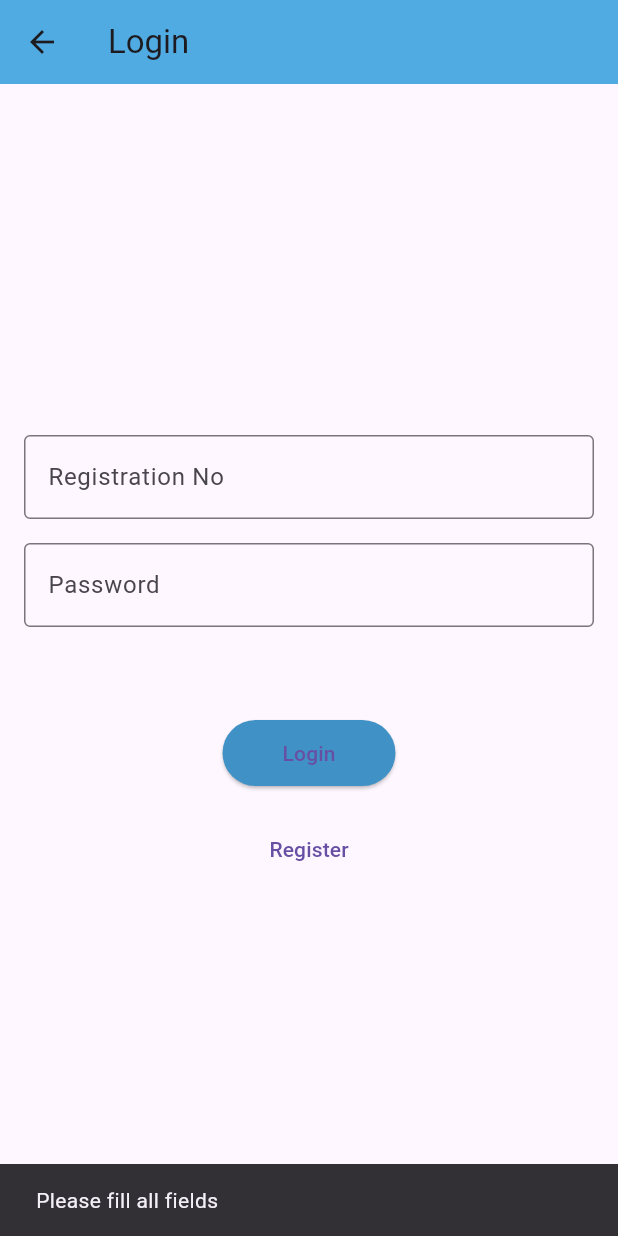
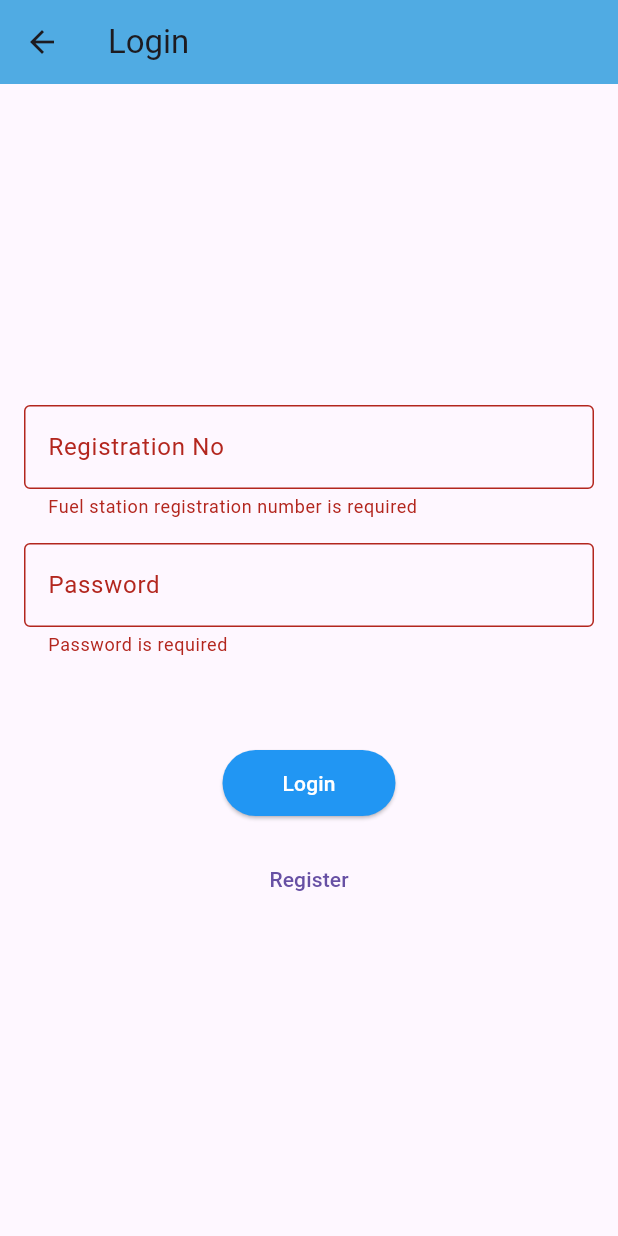
Before and after one commit to pubudu2003060/SENG-22212-Group-Project, a Flutter app: the LoginScreen screen opened by its route, after a tap on "Login", on a phone screen of 412 x 824 dp. Run offline on Flutter 3.47's test engine with Material 3 defaults, Android fonts, the phone set to English and light mode, and no system bars; missing offline and left inert: mobile_scanner.

Commit message:
Add validation and api to login

```diff
--- a/mobile_app/lib/login.dart
+++ b/mobile_app/lib/login.dart
@@ -1,10 +1,70 @@
 import 'package:flutter/material.dart';
+import 'package:http/http.dart' as http;
+import 'dart:convert';
 
-class LoginScreen extends StatelessWidget {
+
+class LoginScreen extends StatefulWidget {
+  const LoginScreen({super.key});
+  @override
+  _LoginScreenState createState() => _LoginScreenState();
+}
+
+class _LoginScreenState extends State<LoginScreen> {
   final TextEditingController regNoController = TextEditingController();
   final TextEditingController passwordController = TextEditingController();
 
-  LoginScreen({super.key});
+  final _formKey = GlobalKey<FormState>();
+
+  String? _validateRegNo(String? value) {
+    if (value == null || value.isEmpty) {
+      return 'Fuel station registration number is required';
+    }
+    if (!RegExp(r'^[a-zA-Z0-9]+$').hasMatch(value)) {
+      return 'Registration number must be alphanumeric';
+    }
+    return null;
+  }
+
+  String? _validatePassword(String? value) {
+    if (value == null || value.isEmpty) {
+      return 'Password is required';
+    }
+    if (value.length < 6) {
+      return 'Password must be at least 6 characters';
+    }
+    return null;
+  }
+
+  Future<void> _submitForm(BuildContext context) async {
+    if (!_formKey.currentState!.validate()) {
+      return;
+    }
+
+    final url = Uri.parse('http://10.0.2.2:8080/api/v1/loginfuelstation');
+
+    final body = json.encode({
+      'regNo': regNoController.text,
+      'password': passwordController.text
+    });
+
+    try {
+      final response = await http.post(
+        url,
+        headers: {'Content-Type': 'application/json'},
+        body: body,
+      );
+
+      if (response.statusCode == 200) {
+        Navigator.pushNamed(context, '/qr_scanner');
+      } else {
+        throw Exception('Failed to login: ${response.body}');
+      }
+    } catch (error) {
+      ScaffoldMessenger.of(context).showSnackBar(
+        SnackBar(content: Text('Error: $error')),
+      );
+    }
+  }
 
   @override
   Widget build(BuildContext context) {
@@ -16,46 +76,39 @@ class LoginScreen extends StatelessWidget {
 
       body: Padding(
         padding: const EdgeInsets.all(16.0),
+        child: Form(
+          key: _formKey,
           child: Column(
             mainAxisAlignment: MainAxisAlignment.center,
             children: [
-            TextField(
+              TextFormField(
                 controller: regNoController,
                 decoration: InputDecoration(
                   labelText: 'Registration No',
                   border: OutlineInputBorder(),
                 ),
+                validator: _validateRegNo,
               ),
               SizedBox(height: 16.0),
 
-            TextField(
+              TextFormField(
                 controller: passwordController,
                 obscureText: true,
                 decoration: InputDecoration(
                   labelText: 'Password',
                   border: OutlineInputBorder(),
                 ),
+                validator: _validatePassword,
               ),
               SizedBox(height: 60.0),
 
               ElevatedButton(
-              onPressed: () {
-                final regNo = regNoController.text;
-                final password = passwordController.text;
-
-                if (regNo.isEmpty || password.isEmpty) {
-                  ScaffoldMessenger.of(context).showSnackBar(
-                    SnackBar(content: Text('Please fill all fields')),
-                  );
-                } else {
-                  Navigator.pushNamed(context, '/dashboard');
-                }
-              },
+                onPressed: () => _submitForm(context),
                 style: ElevatedButton.styleFrom(
-                backgroundColor: Color.fromARGB(255, 64, 146, 198),
-                padding: EdgeInsets.symmetric(horizontal: 40, vertical: 12),
+                  backgroundColor: Colors.blue,
+                  padding: const EdgeInsets.symmetric(horizontal: 40, vertical: 12),
                 ),
-              child: Text('Login'),
+                child: const Text('Login', style: TextStyle(color: Colors.white)),
               ),
 
               SizedBox(height: 16.0),
@@ -69,6 +122,7 @@ class LoginScreen extends StatelessWidget {
             ],
           ),
         ),
+      ),
     );
   }
 }
```
Lines whose indentation alone changed are shown as unchanged.
